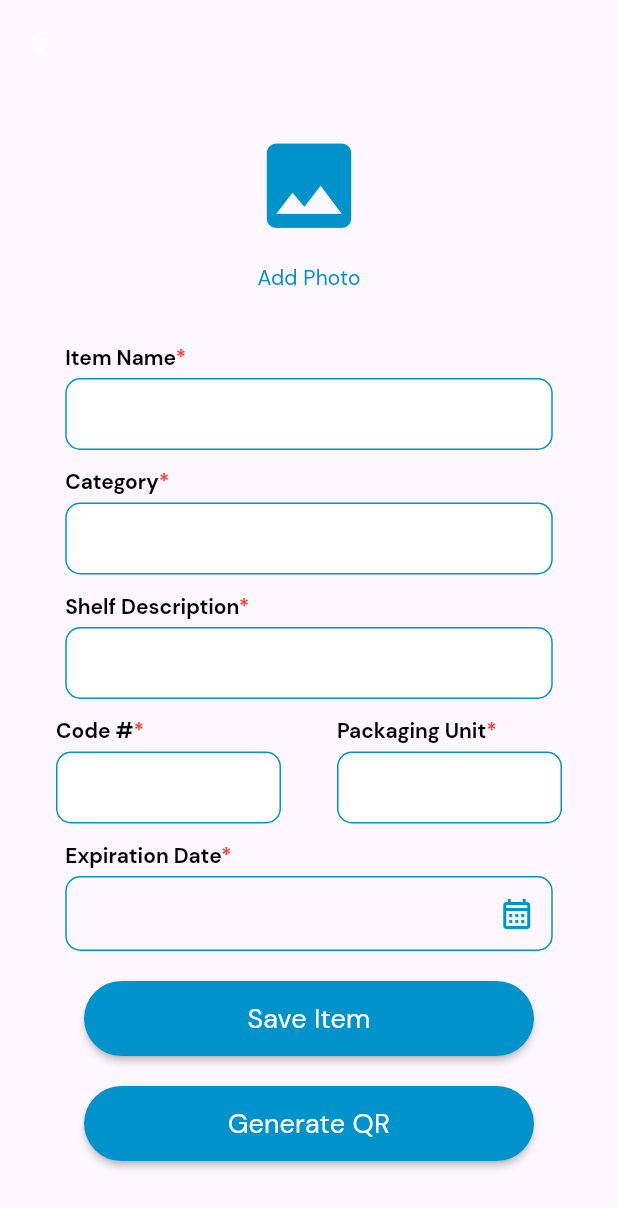
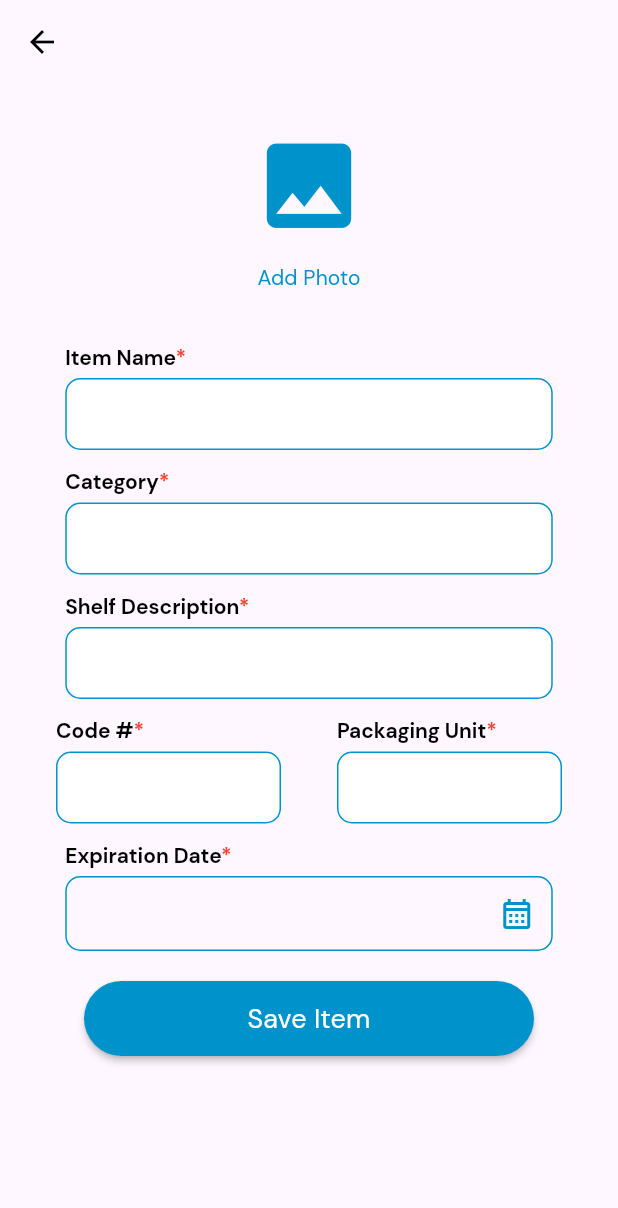
Before and after one commit to lansoyyy/Pharma-INVENQUREC-System, a Flutter app: the AddItemScreen screen opened directly, on a phone screen of 412 x 824 dp. Shown: the top 1208 px of the screen. Run offline on Flutter 3.47's test engine with Material 3 defaults, Android fonts, the phone set to English and light mode, and no system bars; our stand-ins replace cloud_firestore, firebase_auth, firebase_core, fluttertoast; accounts and stored records are empty.

Commit message:
added icons visibility

```diff
--- a/lib/screens/add_item_screen.dart
+++ b/lib/screens/add_item_screen.dart
@@ -23,7 +23,7 @@ class _AddItemScreenState extends State<AddItemScreen> {
   Widget build(BuildContext context) {
     return Scaffold(
         appBar: AppBar(
-          foregroundColor: Colors.white,
+          foregroundColor: Colors.black,
           title: TextWidget(
             text: '',
             fontSize: 18,
@@ -209,15 +209,6 @@ class _AddItemScreenState extends State<AddItemScreen> {
               const SizedBox(
                 height: 20,
               ),
-              ButtonWidget(
-                radius: 100,
-                color: primary,
-                label: 'Generate QR',
-                onPressed: () {},
-              ),
-              const SizedBox(
-                height: 20,
-              ),
             ],
           ),
         ));
--- a/lib/screens/user_notif_screen.dart
+++ b/lib/screens/user_notif_screen.dart
@@ -8,7 +8,7 @@ class UserNotifScreen extends StatelessWidget {
   Widget build(BuildContext context) {
     return Scaffold(
       appBar: AppBar(
-        foregroundColor: Colors.white,
+        foregroundColor: Colors.black,
         title: TextWidget(
           text: 'Notifications',
           fontSize: 18,
--- a/lib/screens/user_screen.dart
+++ b/lib/screens/user_screen.dart
@@ -19,7 +19,7 @@ class _UsersScreenState extends State<UsersScreen> {
   Widget build(BuildContext context) {
     return Scaffold(
       appBar: AppBar(
-        foregroundColor: Colors.white,
+        foregroundColor: Colors.black,
         title: TextWidget(
           text: 'User Management',
           fontSize: 18,
```
Also changed, not shown: lib/screens/item_screen.dart (+9 -0 lines).
